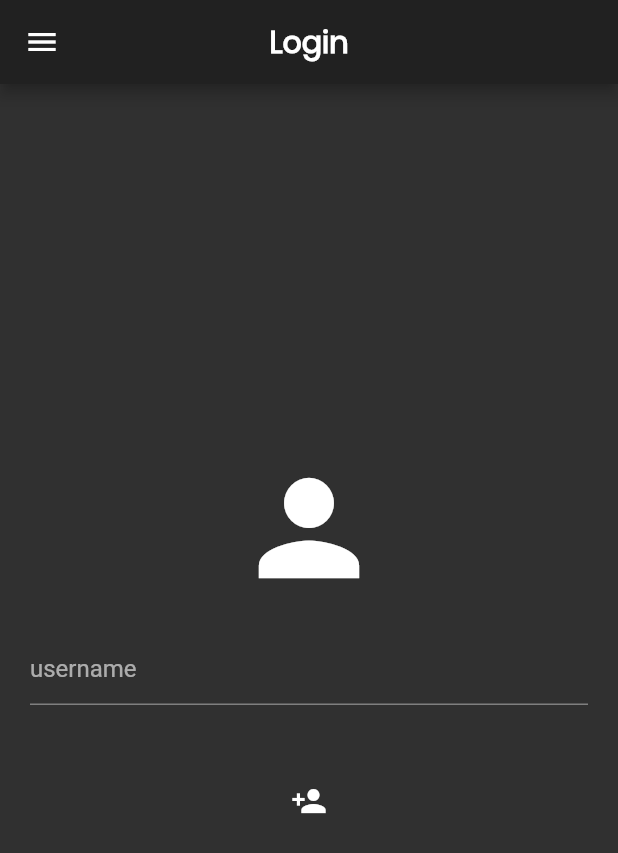
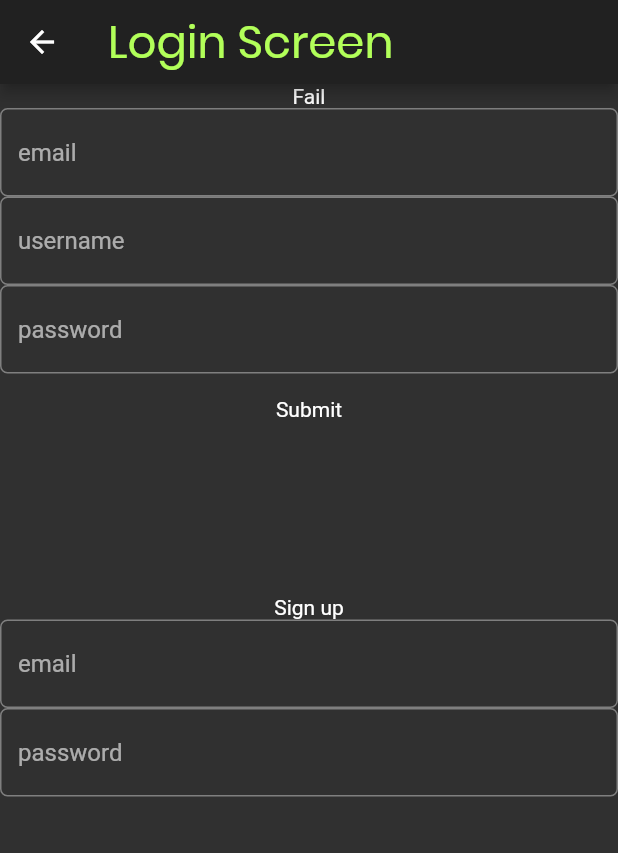
Before and after one commit to ryanhossain9797/mygameslist_flutter, a Flutter app: the LoginScreen screen opened directly, on a phone screen of 412 x 824 dp. Shown: the top 853 px of the screen. Run offline on Flutter 3.47's test engine with Material 2 defaults, Android fonts, the phone set to English and light mode, and no system bars; our stand-ins replace cached_network_image, flutter_bloc, getflutter, page_transition, shared_preferences; accounts and stored records are empty; network calls fail.

Commit message:
Begin implementation of Signup

```diff
--- a/lib/api/api.dart
+++ b/lib/api/api.dart
@@ -1,48 +1,12 @@
 import 'dart:convert';
 
+import 'package:flutter/material.dart';
 import 'package:http/http.dart';
 import 'package:mygameslist_flutter/models/review_model.dart';
 import 'package:mygameslist_flutter/models/game_model.dart';
 
 class ApiHelper {
-  static getAllReviews(String id) async {
-    Response response = await get(
-        Uri.encodeFull("http://118.179.70.140:3693/articles/$id/comments"));
-    var jsonResponse = (jsonDecode(response.body))["comments"];
-    List<ReviewModel> reviews = [];
-    for (var review in jsonResponse) {
-      reviews.add(ReviewModel.fromJson(json: review));
-    }
-    print("APIGETALLREVIEWS: total reviews: ${reviews.length}");
-    return reviews;
-  }
-
-  static postReview(ReviewModel review) async {
-    Response response = await post(
-        Uri.encodeFull(
-            "http://118.179.70.140:3693/articles/${review.articleId}/comments"),
-        body: {
-          "article": review.articleId,
-          "username": review.username,
-          "comment": review.review
-        });
-    var jsonResponse = jsonDecode(response.body);
-
-    return ReviewModel.fromJson(json: jsonResponse);
-  }
-
-  static deleteReviewById({String aid, String cid, String username}) async {
-    print("API_DELETE_REVIEW: username is $username");
-    Response response = await delete(
-      Uri.encodeFull("http://118.179.70.140:3693/articles/$aid/comments/$cid"),
-      headers: {"username": username},
-    );
-
-    var jsonResponse = jsonDecode(response.body);
-
-    return GameModel.fromJson(json: jsonResponse);
-  }
-
+  //---------------------------------------------------------------REVIEW
   static getAllGames() async {
     Response response =
         await get(Uri.encodeFull("http://118.179.70.140:3693/articles"));
@@ -95,4 +59,67 @@ class ApiHelper {
       print(e);
     }
   }
+
+  //---------------------------------------------------------------REVIEW
+  static getAllReviews(String id) async {
+    Response response = await get(
+        Uri.encodeFull("http://118.179.70.140:3693/articles/$id/comments"));
+    var jsonResponse = (jsonDecode(response.body))["comments"];
+    List<ReviewModel> reviews = [];
+    for (var review in jsonResponse) {
+      reviews.add(ReviewModel.fromJson(json: review));
+    }
+    print("APIGETALLREVIEWS: total reviews: ${reviews.length}");
+    return reviews;
+  }
+
+  static postReview(ReviewModel review) async {
+    Response response = await post(
+        Uri.encodeFull(
+            "http://118.179.70.140:3693/articles/${review.articleId}/comments"),
+        body: {
+          "article": review.articleId,
+          "username": review.username,
+          "comment": review.review
+        });
+    var jsonResponse = jsonDecode(response.body);
+
+    return ReviewModel.fromJson(json: jsonResponse);
+  }
+
+  static deleteReviewById({
+    @required String aid,
+    @required String cid,
+    @required String username,
+  }) async {
+    print("API_DELETE_REVIEW: username is $username");
+    Response response = await delete(
+      Uri.encodeFull("http://118.179.70.140:3693/articles/$aid/comments/$cid"),
+      headers: {"username": username},
+    );
+
+    var jsonResponse = jsonDecode(response.body);
+
+    return GameModel.fromJson(json: jsonResponse);
+  }
+
+  //---------------------------------------------------------------AUTH
+  static signUpWithEmailPass({
+    @required String email,
+    @required String username,
+    @required String password,
+  }) async {
+    print("API_SIGNUP: called $username $email $password");
+    Response response = await post(
+      Uri.encodeFull("http://118.179.70.140:3693/users/signup"),
+      body: {"username": username, "email": email, "password": password},
+    );
+
+    if (response.statusCode == 201) {
+      return true;
+    } else {
+      print(response.statusCode);
+      return false;
+    }
+  }
 }
--- a/lib/blocs/auth_bloc.dart
+++ /dev/null
@@ -1,43 +0,0 @@
-import 'package:flutter_bloc/flutter_bloc.dart';
-
-//--------------------Events
-class AuthEvent {}
-
-class SignInAuthEvent extends AuthEvent {
-  final String username;
-  SignInAuthEvent(this.username);
-}
-
-class SignOutAuthEvent extends AuthEvent {}
-
-class SignUpAuthEvent extends AuthEvent {
-  final String username;
-  SignUpAuthEvent(this.username);
-}
-
-//--------------------States
-class AuthState {}
-
-class SignedInAuthState extends AuthState {
-  final String username;
-  SignedInAuthState(this.username);
-}
-
-class SignedOutAuthState extends AuthState {}
-
-//--------------------Bloc
-class AuthBloc extends Bloc<AuthEvent, AuthState> {
-  @override
-  AuthState get initialState => SignedOutAuthState();
-
-  @override
-  Stream<AuthState> mapEventToState(AuthEvent event) async* {
-    if (event is SignInAuthEvent) {
-      yield SignedInAuthState(event.username);
-    } else if (event is SignUpAuthEvent) {
-      yield SignedInAuthState(event.username);
-    } else {
-      yield SignedOutAuthState();
-    }
-  }
-}
--- /dev/null
+++ b/lib/blocs/auth_bloc_fake.dart
@@ -0,0 +1,46 @@
+//-----------------------------------------------THIS IS ONLY A PLACEHOLDER
+//-----------------------------------------------UNTIL A REAL AUTH SYSTEM IS COMPLETED
+
+import 'package:flutter_bloc/flutter_bloc.dart';
+
+//--------------------Events
+class AuthEventFake {}
+
+class SignInAuthEventFake extends AuthEventFake {
+  final String username;
+  SignInAuthEventFake(this.username);
+}
+
+class SignOutAuthEventFake extends AuthEventFake {}
+
+class SignUpAuthEventFake extends AuthEventFake {
+  final String username;
+  SignUpAuthEventFake(this.username);
+}
+
+//--------------------States
+class AuthStateFake {}
+
+class SignedInAuthStateFake extends AuthStateFake {
+  final String username;
+  SignedInAuthStateFake(this.username);
+}
+
+class SignedOutAuthStateFake extends AuthStateFake {}
+
+//--------------------Bloc
+class AuthBlocFake extends Bloc<AuthEventFake, AuthStateFake> {
+  @override
+  AuthStateFake get initialState => SignedOutAuthStateFake();
+
+  @override
+  Stream<AuthStateFake> mapEventToState(AuthEventFake event) async* {
+    if (event is SignInAuthEventFake) {
+      yield SignedInAuthStateFake(event.username);
+    } else if (event is SignUpAuthEventFake) {
+      yield SignedInAuthStateFake(event.username);
+    } else {
+      yield SignedOutAuthStateFake();
+    }
+  }
+}
--- /dev/null
+++ b/lib/blocs/signup_bloc.dart
@@ -0,0 +1,41 @@
+import 'package:flutter_bloc/flutter_bloc.dart';
+import 'package:mygameslist_flutter/api/api.dart';
+
+//--------------------Events
+class SignupEvent {}
+
+class SignupSignupEvent extends SignupEvent {
+  final String username;
+  final String email;
+  final String password;
+  SignupSignupEvent({this.username, this.email, this.password});
+}
+
+//--------------------States
+class SignupState {}
+
+class SignupSuccessfulSignupState extends SignupState {
+  final String username;
+  SignupSuccessfulSignupState(this.username);
+}
+
+class SignupFailedSignupState extends SignupState {}
+
+//--------------------Bloc
+class SignupBloc extends Bloc<SignupEvent, SignupState> {
+  @override
+  SignupState get initialState => SignupFailedSignupState();
+
+  @override
+  Stream<SignupState> mapEventToState(SignupEvent event) async* {
+    if (event is SignupSignupEvent) {
+      bool success = await ApiHelper.signUpWithEmailPass(
+          email: event.email,
+          password: event.password,
+          username: event.username);
+      yield success
+          ? SignupSuccessfulSignupState(event.username)
+          : SignupFailedSignupState();
+    }
+  }
+}
--- a/lib/components/review_widget.dart
+++ b/lib/components/review_widget.dart
@@ -1,6 +1,6 @@
 import 'package:flutter/material.dart';
 import 'package:flutter_bloc/flutter_bloc.dart';
-import 'package:mygameslist_flutter/blocs/auth_bloc.dart';
+import 'package:mygameslist_flutter/blocs/auth_bloc_fake.dart';
 import 'package:mygameslist_flutter/blocs/details_bloc.dart';
 import 'package:mygameslist_flutter/colors.dart';
 import 'package:mygameslist_flutter/constants.dart';
@@ -147,9 +147,9 @@ class _ReviewWidgetState extends State<ReviewWidget>
                                 width: 10,
                               ),
                               //-------------------------------------Renders CROSS button if signed in and username matches review user
-                              BlocBuilder<AuthBloc, AuthState>(
+                              BlocBuilder<AuthBlocFake, AuthStateFake>(
                                 builder: (context, state) {
-                                  if (state is SignedInAuthState) {
+                                  if (state is SignedInAuthStateFake) {
                                     if (state.username ==
                                         widget.review.username) {
                                       return CircleAvatar(
--- a/lib/main.dart
+++ b/lib/main.dart
@@ -1,7 +1,8 @@
 import 'package:flutter/material.dart';
 import 'package:flutter/services.dart';
 import 'package:flutter_bloc/flutter_bloc.dart';
-import 'package:mygameslist_flutter/blocs/auth_bloc.dart';
+import 'package:mygameslist_flutter/blocs/signup_bloc.dart';
+import 'package:mygameslist_flutter/blocs/auth_bloc_fake.dart';
 import 'package:mygameslist_flutter/blocs/list_bloc.dart';
 import 'package:mygameslist_flutter/views/home_screen.dart';
 import 'package:mygameslist_flutter/views/splash_screen.dart';
@@ -20,7 +21,8 @@ class MyApp extends StatelessWidget {
       providers: [
         BlocProvider<ListBloc>(create: (context) => ListBloc()),
         BlocProvider<DetailsBloc>(create: (context) => DetailsBloc()),
-        BlocProvider<AuthBloc>(create: (context) => AuthBloc()),
+        BlocProvider<AuthBlocFake>(create: (context) => AuthBlocFake()),
+        BlocProvider<SignupBloc>(create: (context) => SignupBloc()),
       ],
       child: MaterialApp(
         debugShowCheckedModeBanner: false,
--- a/lib/views/login_screen.dart
+++ b/lib/views/login_screen.dart
@@ -1,7 +1,10 @@
 import 'package:flutter/material.dart';
 import 'package:flutter_bloc/flutter_bloc.dart';
-import 'package:mygameslist_flutter/blocs/auth_bloc.dart';
-import 'package:mygameslist_flutter/components/side_drawer.dart';
+import 'package:mygameslist_flutter/api/api.dart';
+import 'package:mygameslist_flutter/blocs/signup_bloc.dart';
+import 'package:mygameslist_flutter/blocs/signup_bloc.dart';
+import 'package:mygameslist_flutter/colors.dart';
+import 'package:mygameslist_flutter/styles.dart';
 
 class LoginScreen extends StatefulWidget {
   @override
@@ -9,49 +12,75 @@ class LoginScreen extends StatefulWidget {
 }
 
 class _LoginScreenState extends State<LoginScreen> {
+  trySignup({
+    @required String email,
+    @required String username,
+    @required String password,
+  }) async {
+    print("$email $password $username");
+    BlocProvider.of<SignupBloc>(context).add(SignupSignupEvent(
+        email: email, username: username, password: password));
+  }
+
+  TextEditingController _emailController = TextEditingController();
+  TextEditingController _passwordController = TextEditingController();
+  TextEditingController _usernameController = TextEditingController();
   @override
   Widget build(BuildContext context) {
-    TextEditingController _controller = TextEditingController();
     return Scaffold(
-      drawer: SideDrawer(),
       appBar: AppBar(
         title: Text(
-          "Login",
-          style: TextStyle(
-            fontFamily: 'Poppins',
-            fontWeight: FontWeight.bold,
-          ),
+          "Login Screen",
+          style: boldGreenText,
         ),
-        centerTitle: true,
       ),
-      body: Column(
-        mainAxisAlignment: MainAxisAlignment.center,
-        children: <Widget>[
-          Icon(
-            Icons.person,
-            size: 100,
-          ),
-          Padding(
-            padding: const EdgeInsets.all(20.0),
-            child: TextField(
-              controller: _controller,
-              decoration: InputDecoration(
-                hintText: "username",
-              ),
-            ),
-          ),
-          Padding(
-            padding: const EdgeInsets.all(20.0),
-            child: IconButton(
-              icon: Icon(Icons.person_add),
-              onPressed: () {
-                BlocProvider.of<AuthBloc>(context)
-                    .add(SignInAuthEvent(_controller.text));
-                Navigator.pop(context);
+      body: Center(
+        child: Column(
+          children: <Widget>[
+            BlocBuilder<SignupBloc, SignupState>(
+              builder: (context, state) {
+                return Text(state is SignupSuccessfulSignupState
+                    ? state.username
+                    : "Fail");
               },
             ),
-          )
-        ],
+            TextField(
+              controller: _emailController,
+              decoration:
+                  InputDecoration(border: lightGreenBorder, hintText: "email"),
+            ),
+            TextField(
+              controller: _usernameController,
+              decoration: InputDecoration(
+                  border: lightGreenBorder, hintText: "username"),
+            ),
+            TextField(
+              controller: _passwordController,
+              decoration: InputDecoration(
+                  border: lightGreenBorder, hintText: "password"),
+            ),
+            RawMaterialButton(
+              child: Text("Submit"),
+              onPressed: () {
+                trySignup(
+                  email: _emailController.text,
+                  username: _usernameController.text,
+                  password: _passwordController.text,
+                );
+              },
+            ),
+            SizedBox(height: 100),
+            Text("Sign up"),
+            TextField(
+              decoration:
+                  InputDecoration(border: lightGreenBorder, hintText: "email"),
+            ),
+            TextField(
+              decoration: InputDecoration(
+                  border: lightGreenBorder, hintText: "password"),
+            ),
+          ],
+        ),
       ),
     );
   }
```
Also changed, not shown: lib/components/user_avatar.dart (+7 -6 lines), lib/views/details_screen.dart (+11 -11 lines), lib/views/login_screen_fake.dart (added, +91 -0 lines).
